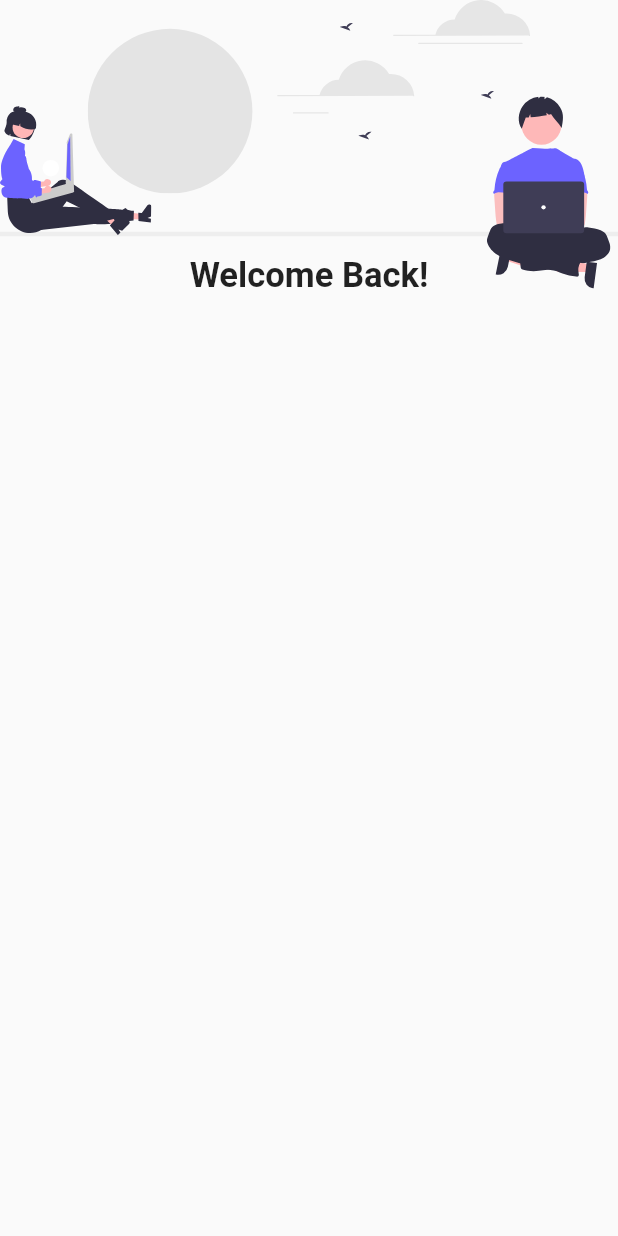
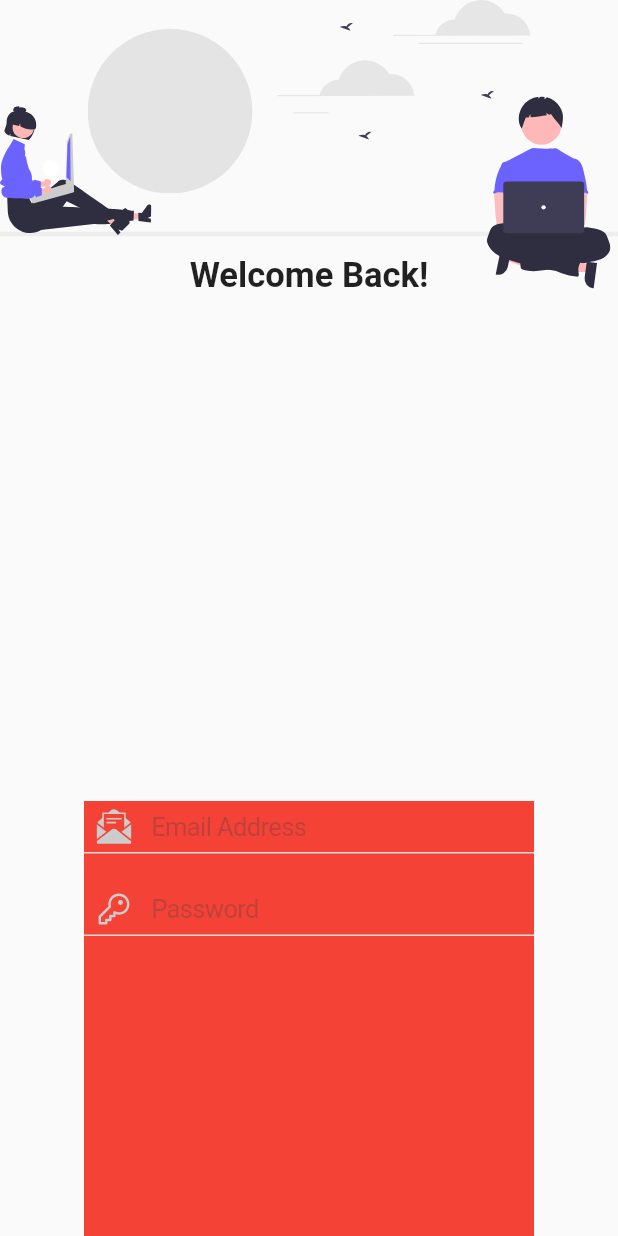
Before and after one commit to javieratoaxaca/FlutterUI, a Flutter app: the screen it shows after launch, on a phone screen of 412 x 824 dp. Run offline on Flutter 3.47's test engine with Material 2 defaults, Android fonts, the phone set to English and light mode, and no system bars; our stand-ins replace flutter_svg.

Commit message:
Agregando iconos para ingresar los datos de usuario de login form

```diff
--- a/flutter_ui_avanzado/lib/pages/login/login_page.dart
+++ b/flutter_ui_avanzado/lib/pages/login/login_page.dart
@@ -1,5 +1,6 @@
 import 'package:flutter/material.dart';
 import 'package:flutter/services.dart';
+import 'package:flutter_ui_avanzado/pages/login/widgets/login_form.dart';
 import 'package:flutter_ui_avanzado/pages/login/widgets/welcome.dart';
 
 class LoginPage extends StatefulWidget {
@@ -23,7 +24,11 @@ class _LoginPageState extends State<LoginPage> {
         width: double.infinity,
         height: double.infinity,
         child: Column(
-          children: [Welcome()],
+          mainAxisAlignment: MainAxisAlignment.spaceBetween,
+          children: [
+            Welcome(),
+            LoginForm(),
+          ],
         ),
       ),
     );
--- /dev/null
+++ b/flutter_ui_avanzado/lib/pages/login/widgets/input_text_login.dart
@@ -0,0 +1,35 @@
+import 'package:flutter/material.dart';
+import 'package:flutter/cupertino.dart';
+import 'package:flutter_svg/flutter_svg.dart';
+
+class InputTextLogin extends StatelessWidget {
+  final String iconPath, placeholder;
+  const InputTextLogin(
+      {super.key, required this.iconPath, required this.placeholder})
+      : assert(iconPath != null && placeholder != null);
+
+  @override
+  Widget build(BuildContext context) {
+    return CupertinoTextField(
+      padding: EdgeInsets.symmetric(vertical: 7, horizontal: 5),
+      prefix: Container(
+        width: 40,
+        height: 30,
+        padding: EdgeInsets.all(2),
+        child: SvgPicture.asset(
+          this.iconPath,
+          color: Color(0xffcccccc),
+        ),
+      ),
+      placeholder: this.placeholder,
+      decoration: BoxDecoration(
+        border: Border(
+          bottom: BorderSide(
+            width: 1,
+            color: Color(0xffdddddd),
+          ),
+        ),
+      ),
+    );
+  }
+}
--- /dev/null
+++ b/flutter_ui_avanzado/lib/pages/login/widgets/login_form.dart
@@ -0,0 +1,51 @@
+import 'package:flutter/material.dart';
+import 'package:flutter_svg/flutter_svg.dart';
+import 'package:flutter/cupertino.dart';
+import 'package:flutter_ui_avanzado/pages/login/widgets/input_text_login.dart';
+
+class LoginForm extends StatelessWidget {
+  const LoginForm({super.key});
+
+  @override
+  Widget build(BuildContext context) {
+    return Container(
+        color: Colors.red,
+        width: 300,
+        child: Column(
+          children: [
+            /* CupertinoTextField(
+              padding: EdgeInsets.symmetric(vertical: 10, horizontal: 10),
+              prefix: Container(
+                width: 40,
+                height: 30,
+                child: SvgPicture.asset(
+                  'assets/pages/login/icons/email.svg',
+                  color: Color(0xffcccccc),
+                ),
+              ),
+              placeholder: "Email Address",
+              decoration: BoxDecoration(
+                border: Border(
+                  bottom: BorderSide(
+                    width: 1,
+                    color: Color(0xffdddddd),
+                  ),
+                ),
+              ),
+            ),*/
+            InputTextLogin(
+                iconPath: 'assets/pages/login/icons/email.svg',
+                placeholder: "Email Address"),
+            SizedBox(
+              height: 20,
+            ),
+            InputTextLogin(
+                iconPath: 'assets/pages/login/icons/key.svg',
+                placeholder: "Password"),
+            SizedBox(
+              height: 200,
+            )
+          ],
+        ));
+  }
+}
--- a/flutter_ui_avanzado/pubspec.yaml
+++ b/flutter_ui_avanzado/pubspec.yaml
@@ -58,9 +58,11 @@ flutter:
 
   # To add assets to your application, add an assets section, like this:
   assets:
-    - assets/pages/login/woman.svg
+    - assets/pages/login/
     - assets/pages/login/clouds.svg
     - assets/pages/login/men.svg
+    - assets/pages/login/icons/email.svg
+    - assets/pages/login/icons/key.svg
   #   - images/a_dot_ham.jpeg
 
   # An image asset can refer to one or more resolution-specific "variants", see
```
Also changed, not shown: flutter_ui_avanzado/assets/pages/login/icons/email.svg (added), flutter_ui_avanzado/assets/pages/login/icons/key.svg (added).
